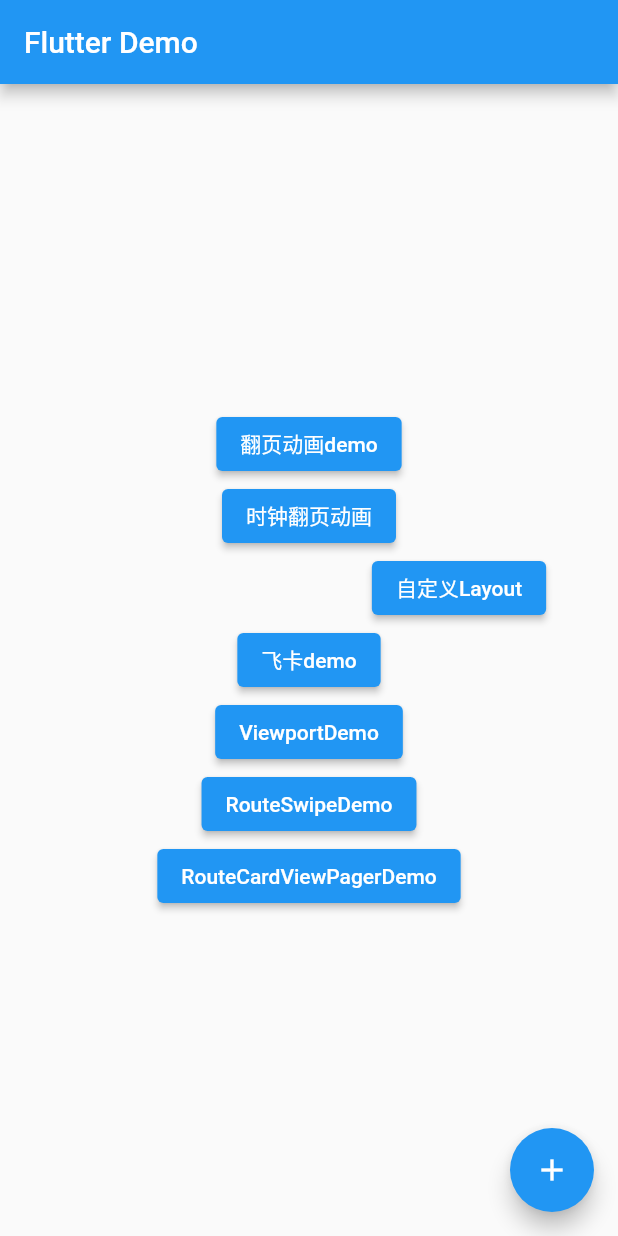
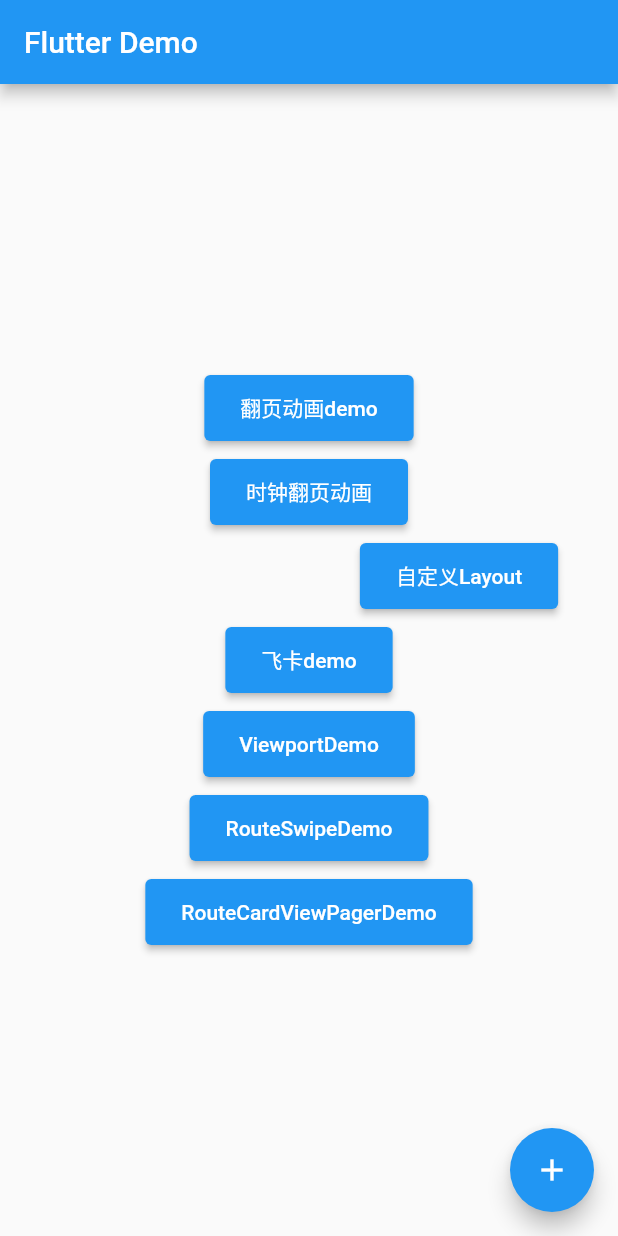
Before and after one commit to hujiejeff/learn-flutter, a Flutter app: the screen it shows after launch, on a phone screen of 412 x 824 dp. Run offline on Flutter 3.47's test engine with Material 2 defaults, Android fonts, the phone set to English and light mode, and no system bars.

```diff
--- a/lib/main.dart
+++ b/lib/main.dart
@@ -20,6 +20,7 @@ class MyApp extends StatelessWidget {
 
   @override
   Widget build(BuildContext context) {
+    VisualDensity density = VisualDensity(horizontal: 2, vertical: 2);//改变视觉密度使得widget变得更大或者更小，从而适配不同输入输入设备
     debugPaintSizeEnabled = true;
     const title = "Flutter Demo";
     return MaterialApp(
@@ -27,6 +28,7 @@ class MyApp extends StatelessWidget {
       title: title,
       theme: ThemeData(
         primarySwatch: Colors.blue,
+        visualDensity: density
       ),
       home: const MyHomePage(
         title: title,
```
